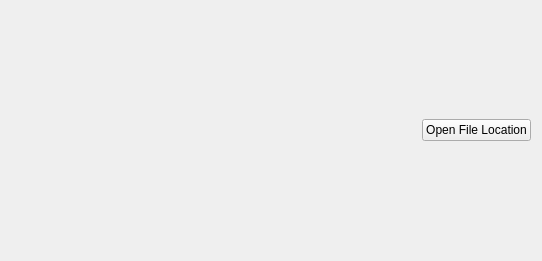
This is src/widgets/reportviewer.ui in Icosahunter/speechy-keen as Qt 5 draws it before an edit. The edited form follows.
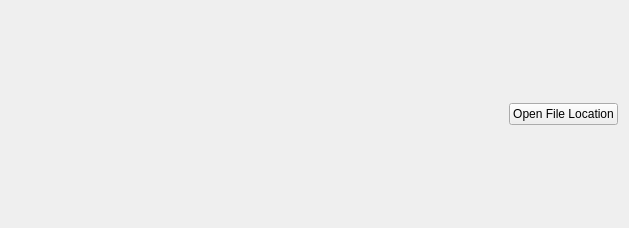
This is the edited form.

```diff
--- a/src/widgets/reportviewer.ui
+++ b/src/widgets/reportviewer.ui
@@ -6,8 +6,8 @@
    <rect>
     <x>0</x>
     <y>0</y>
-    <width>542</width>
-    <height>261</height>
+    <width>629</width>
+    <height>228</height>
    </rect>
   </property>
   <property name="windowTitle">
```
